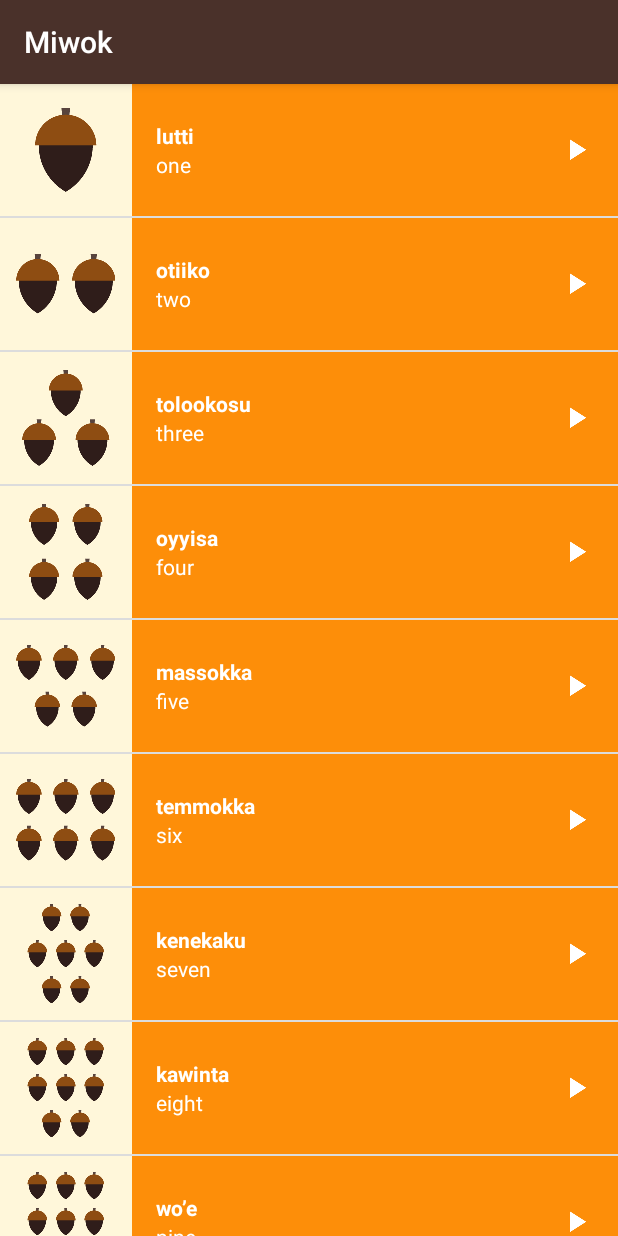
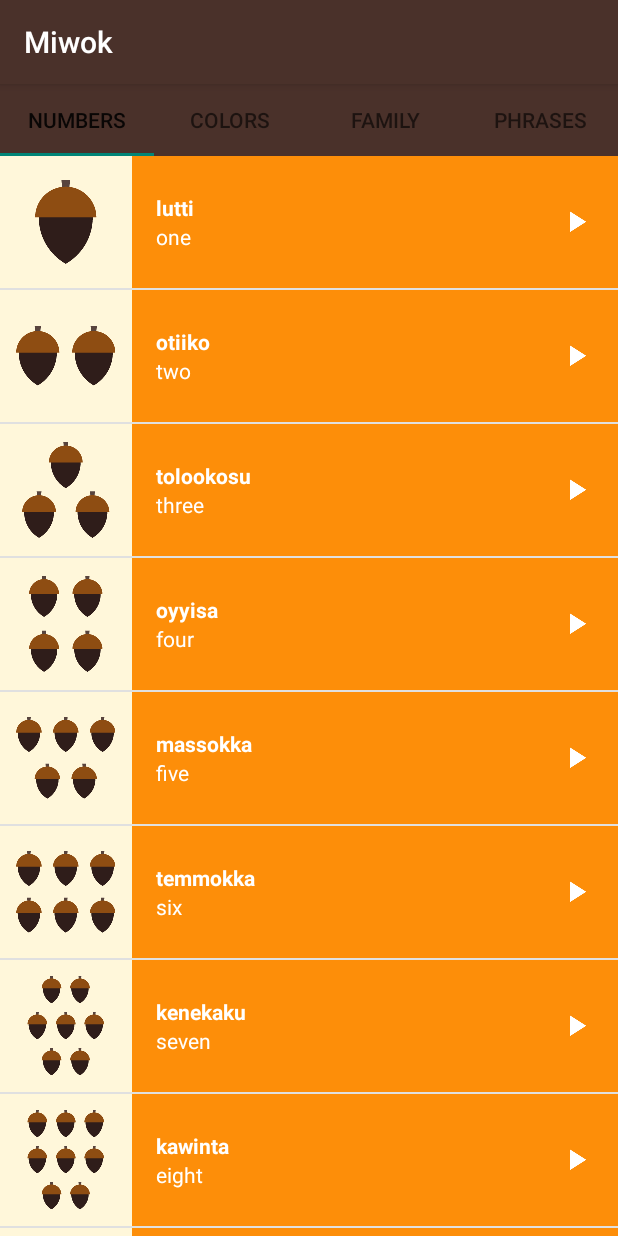
Before and after one commit to link1verse2/udacity-miwok, an Android app: the screen it shows after launch (MainActivity), on a phone screen of 412 x 824 dp. Run offline under Robolectric (Android 15) with nearby library versions, the phone set to English and light mode, and no system bars.

Commit message:
Add tabs to categories

```diff
--- a/app/src/main/java/com/example/android/miwok/CategoryAdapter.java
+++ b/app/src/main/java/com/example/android/miwok/CategoryAdapter.java
@@ -1,5 +1,6 @@
 package com.example.android.miwok;
 
+import android.content.Context;
 import android.support.v4.app.Fragment;
 import android.support.v4.app.FragmentManager;
 import android.support.v4.app.FragmentPagerAdapter;
@@ -10,38 +11,52 @@
 
 public class CategoryAdapter extends FragmentPagerAdapter {
 
-    public CategoryAdapter(FragmentManager fm) {
+    final int PAGE_COUNT = 4;
+    private String tabTitles[] = new String[] { "Numbers", "Colors", "Family", "Phrases" };
+    private Context context;
+
+    public CategoryAdapter(FragmentManager fm, Context context) {
         super(fm);
-    }
-
-    @Override
-    public Fragment getItem(int position) {
-        if (position == 0) {
-//            DayFragment mon = new DayFragment();
-//            mon.setDay("Monday");
-            return new NumbersFragment();
-        }
-        else if (position == 1) {
-//            DayFragment tue = new DayFragment();
-//            tue.setDay("Tuesday");
-//            return tue;
-            return new FamilyFragment();
-        } else if (position == 2) {
-//            DayFragment wed = new DayFragment();
-//            wed.setDay("Wednesday");
-//            return wed;
-            return new ColorsFragment();
-        }
-        else {
-//            DayFragment fri = new DayFragment();
-//            fri.setDay("Friday");
-//            return fri;
-            return new PhraseFragment();
-        }
+        this.context = context;
     }
 
     @Override
     public int getCount() {
-        return 4;
+        return PAGE_COUNT;
+    }
+
+    @Override
+    public CharSequence getPageTitle(int position) {
+        // Generate title based on item position
+        if (position == 0) {
+            return context.getString(R.string.category_numbers);
+        }
+        else if (position == 1) {
+            return context.getString(R.string.category_colors);
+        } else if (position == 2) {
+            return context.getString(R.string.category_family);
+        }
+        else {
+            return context.getString(R.string.category_phrases);
+        }
+    }
+
+//    public CategoryAdapter(FragmentManager fm) {
+//        super(fm);
+//    }
+//
+    @Override
+    public Fragment getItem(int position) {
+        if (position == 0) {
+            return new NumbersFragment();
+        }
+        else if (position == 1) {
+            return new FamilyFragment();
+        } else if (position == 2) {
+            return new ColorsFragment();
+        }
+        else {
+            return new PhraseFragment();
+        }
     }
 }
--- a/app/src/main/java/com/example/android/miwok/MainActivity.java
+++ b/app/src/main/java/com/example/android/miwok/MainActivity.java
@@ -1,6 +1,7 @@
 package com.example.android.miwok;
 
 import android.os.Bundle;
+import android.support.design.widget.TabLayout;
 import android.support.v4.view.ViewPager;
 import android.support.v7.app.AppCompatActivity;
 import android.widget.TextView;
@@ -15,17 +16,32 @@
     @Override
     protected void onCreate(Bundle savedInstanceState) {
         super.onCreate(savedInstanceState);
-
-        // Set the content of the activity to use the activity_main.xml layout file
         setContentView(R.layout.activity_main);
 
-        // Find the view pager that will allow the user to swipe between fragments
+        // Get the ViewPager and set it's PagerAdapter so that it can display items
         ViewPager viewPager = (ViewPager) findViewById(R.id.viewpager);
+        viewPager.setAdapter(new CategoryAdapter(getSupportFragmentManager(),
+                MainActivity.this));
 
-        // Create an adapter that knows which fragment should be shown on each page
-        CategoryAdapter adapter = new CategoryAdapter(getSupportFragmentManager());
+        // Give the TabLayout the ViewPager
+        TabLayout tabLayout = (TabLayout) findViewById(R.id.sliding_tabs);
+        tabLayout.setupWithViewPager(viewPager);
+    }
 
-        // Set the adapter onto the view pager
-        viewPager.setAdapter(adapter);
-    }
+//    @Override
+//    protected void onCreate(Bundle savedInstanceState) {
+//        super.onCreate(savedInstanceState);
+//
+//        // Set the content of the activity to use the activity_main.xml layout file
+//        setContentView(R.layout.activity_main);
+//
+//        // Find the view pager that will allow the user to swipe between fragments
+//        ViewPager viewPager = (ViewPager) findViewById(R.id.viewpager);
+//
+//        // Create an adapter that knows which fragment should be shown on each page
+//        CategoryAdapter adapter = new CategoryAdapter(getSupportFragmentManager());
+//
+//        // Set the adapter onto the view pager
+//        viewPager.setAdapter(adapter);
+//    }
 }
--- a/app/src/main/res/layout/activity_main.xml
+++ b/app/src/main/res/layout/activity_main.xml
@@ -1,29 +1,22 @@
 <?xml version="1.0" encoding="utf-8"?>
-<!-- Copyright (C) 2016 The Android Open Source Project
-
-     Licensed under the Apache License, Version 2.0 (the "License");
-     you may not use this file except in compliance with the License.
-     You may obtain a copy of the License at
-
-          http://www.apache.org/licenses/LICENSE-2.0
-
-     Unless required by applicable law or agreed to in writing, software
-     distributed under the License is distributed on an "AS IS" BASIS,
-     WITHOUT WARRANTIES OR CONDITIONS OF ANY KIND, either express or implied.
-     See the License for the specific language governing permissions and
-     limitations under the License.
--->
-<!-- Layout for the main screen -->
 <LinearLayout xmlns:android="http://schemas.android.com/apk/res/android"
-    xmlns:tools="http://schemas.android.com/tools"
+    xmlns:app="http://schemas.android.com/apk/res-auto"
     android:layout_width="match_parent"
     android:layout_height="match_parent"
-    android:orientation="vertical"
-    tools:context="com.example.android.miwok.MainActivity">
+    android:orientation="vertical">
+
+    <android.support.design.widget.TabLayout
+        android:background="@color/primary_color"
+        android:id="@+id/sliding_tabs"
+        android:layout_width="match_parent"
+        android:layout_height="wrap_content"
+        app:tabMode="fixed" />
 
     <android.support.v4.view.ViewPager
         android:id="@+id/viewpager"
         android:layout_width="match_parent"
-        android:layout_height="match_parent" />
+        android:layout_height="0px"
+        android:layout_weight="1"
+        android:background="@android:color/white" />
 
 </LinearLayout>
--- a/app/src/main/res/values/strings.xml
+++ b/app/src/main/res/values/strings.xml
@@ -26,9 +26,5 @@
     <string name="category_numbers">Numbers</string>
 
     <!-- Category name for the vocabulary words for family members [CHAR LIMIT=20] -->
-    <string name="category_family">Family Members</string>
-    <string name="title_activity_numbers">Numbers</string>
-    <string name="title_activity_family_members">FamilyMembers</string>
-    <string name="title_activity_colors">Colors</string>
-    <string name="title_activity_phrases">Phrases</string>
+    <string name="category_family">Family</string>
 </resources>
```
